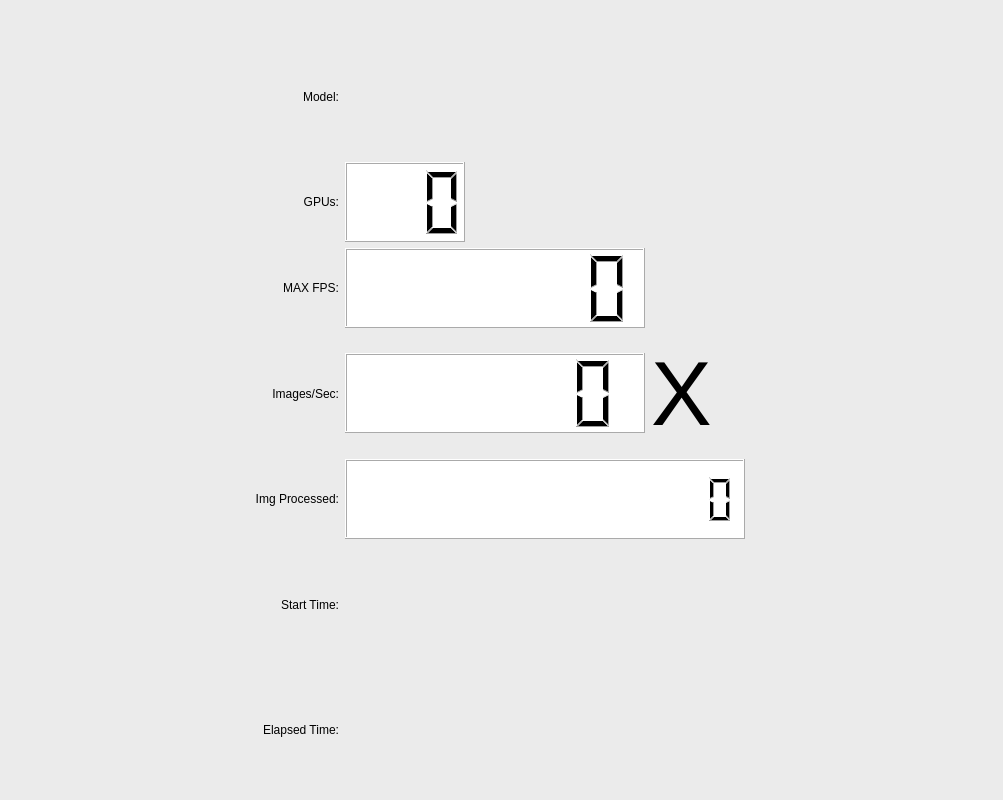
This is apps/cloud_inference/client_app/perf_graph.ui in japarada/MIVisionX as Qt 5 draws it before an edit. The edited form follows.
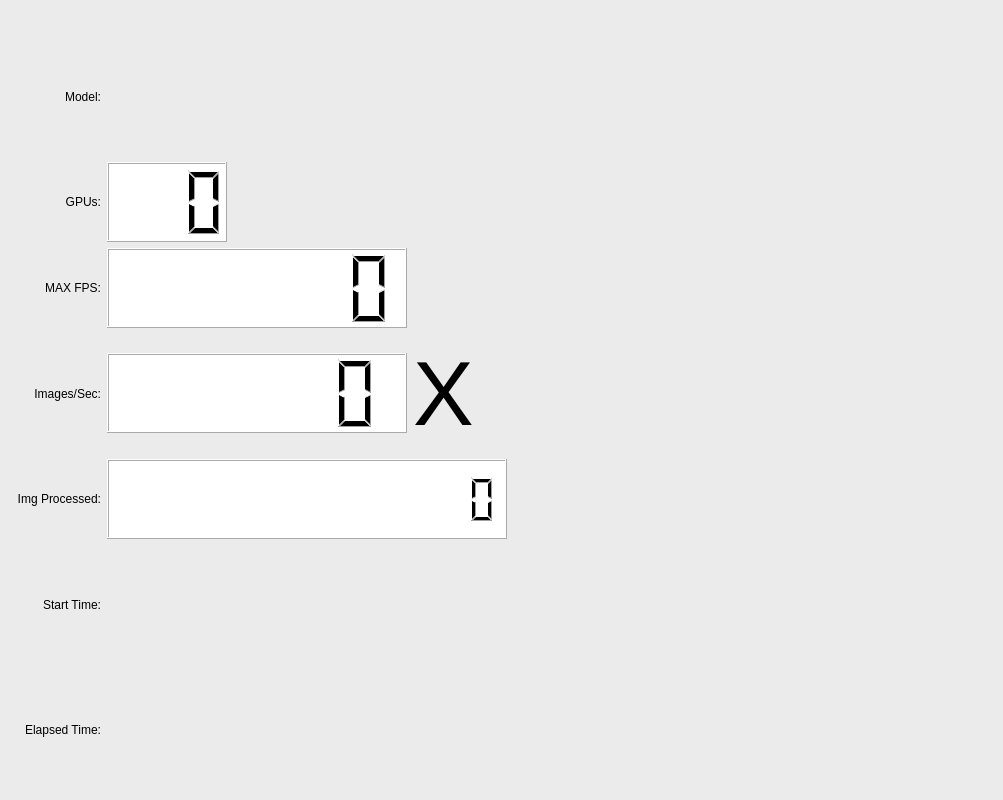
This is the edited form. Icons and pictures are not drawn.

Commit message: H/graph enhancement (#29)

Patch:
```diff
--- a/apps/cloud_inference/client_app/perf_graph.ui
+++ b/apps/cloud_inference/client_app/perf_graph.ui
@@ -363,19 +363,6 @@
      </property>
     </widget>
    </item>
-   <item row="1" column="0">
-    <spacer name="horizontalSpacer_4">
-     <property name="orientation">
-      <enum>Qt::Horizontal</enum>
-     </property>
-     <property name="sizeHint" stdset="0">
-      <size>
-       <width>242</width>
-       <height>20</height>
-      </size>
-     </property>
-    </spacer>
-   </item>
    <item row="7" column="1">
     <widget class="QLabel" name="ElapsedTimeName_label">
      <property name="maximumSize">
```
Left out of the diff: 2 changed lines with no effect on the pictures. The commit also changes 14 other files.
